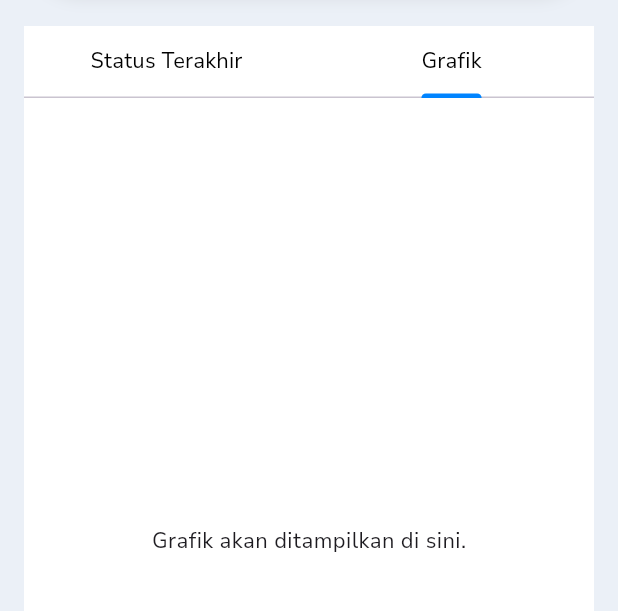
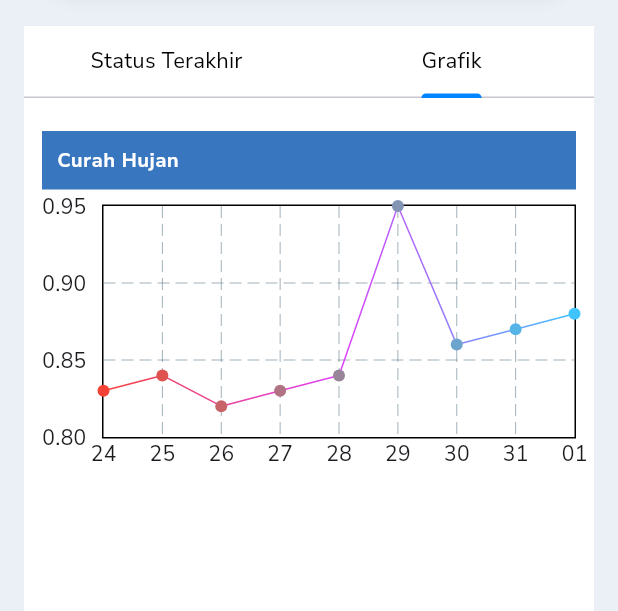
Before and after one commit to vierohanz/FE_floodmonitor, a Flutter app: the screen it shows after launch, tab 2 chosen, on a phone screen of 412 x 824 dp, the part 145-756 px from its top. Run offline on Flutter 3.47's test engine with Material 3 defaults, Android fonts, the phone set to English and light mode, and no system bars; drawn by our look-alikes of fl_chart; our stand-ins replace font_awesome_flutter, get; missing offline and left inert: bottom_bar.

Commit message:
grafik added

```diff
--- a/lib/view/TabExample.dart
+++ b/lib/view/TabExample.dart
@@ -1,3 +1,4 @@
+import 'package:fl_chart/fl_chart.dart';
 import 'package:flood_monitor/utils/color.dart';
 import 'package:flutter/material.dart';
 
@@ -193,8 +194,126 @@ class StatusTerakhirTab extends StatelessWidget {
 class GrafikTab extends StatelessWidget {
   @override
   Widget build(BuildContext context) {
-    return Center(
-      child: Text('Grafik akan ditampilkan di sini.'),
+    return Container(
+      padding: EdgeInsets.all(12),
+      child: Column(
+        children: [
+          SizedBox(
+            height: 10,
+          ),
+          Container(
+            width: double.infinity,
+            padding: EdgeInsets.all(10),
+            decoration: BoxDecoration(
+              color: kprimarySecond,
+            ),
+            child: Text(
+              'Curah Hujan',
+              style: TextStyle(
+                fontSize: 13,
+                fontWeight: FontWeight.bold,
+                color: Colors.white,
+              ),
+            ),
+          ),
+          SizedBox(
+            height: 10,
+          ),
+          AspectRatio(
+            aspectRatio: 2,
+            child: LineChart(
+              LineChartData(
+                lineBarsData: [
+                  LineChartBarData(
+                    spots: [
+                      FlSpot(0, .83), // Titik pertama
+                      FlSpot(1, .84), // Titik kedua
+                      FlSpot(2, .82), // Titik ketiga
+                      FlSpot(3, .83), // Titik keempat
+                      FlSpot(4, .84), // Titik kelima
+                      FlSpot(5, .95), // Titik keenam
+                      FlSpot(6, .86), // Titik ketujuh
+                      FlSpot(7, .87), // Titik kedelapan
+                      FlSpot(8, .88), // Titik kesembilan
+                    ],
+                    color: Colors.red,
+                    gradient: LinearGradient(colors: [
+                      Colors.red,
+                      Colors.purpleAccent,
+                      Colors.lightBlueAccent
+                    ]),
+                    isCurved: false, // Garis lurus
+                    barWidth: 1, // Lebar garis
+                    // dotData: FlDotData(show: true), // Tampilkan titik
+                  ),
+                ],
+                titlesData: FlTitlesData(
+                    bottomTitles: AxisTitles(
+                      sideTitles: SideTitles(
+                        showTitles: true,
+                        reservedSize: 22,
+                        getTitlesWidget: (value, meta) {
+                          switch (value.toInt()) {
+                            case 0:
+                              return Text('24');
+                            case 1:
+                              return Text('25');
+                            case 2:
+                              return Text('26');
+                            case 3:
+                              return Text('27');
+                            case 4:
+                              return Text('28');
+                            case 5:
+                              return Text('29');
+                            case 6:
+                              return Text('30');
+                            case 7:
+                              return Text('31');
+                            case 8:
+                              return Text('01');
+                          }
+                          return Text('');
+                        },
+                      ),
+                    ),
+                    leftTitles: AxisTitles(
+                      sideTitles: SideTitles(
+                        showTitles: true,
+                        reservedSize: 40,
+                        getTitlesWidget: (value, meta) {
+                          return Text(value.toStringAsFixed(2));
+                        },
+                      ),
+                    ),
+                    rightTitles: AxisTitles(
+                      sideTitles: SideTitles(
+                        // showTitles:
+                        //     false, // Menyembunyikan label di sebelah kanan (Y-axis)
+                        reservedSize: 10,
+                      ),
+                    ),
+                    topTitles: AxisTitles(
+                      sideTitles: SideTitles(
+                        // showTitles:
+                        //     false, // Menyembunyikan label di sebelah kanan (Y-axis)
+                        reservedSize: 10,
+                      ),
+                    )),
+                gridData: FlGridData(show: true),
+                borderData: FlBorderData(
+                  show: true,
+                  border: Border.all(color: Colors.black, width: 1),
+                ),
+                minX: 0,
+                maxX: 8,
+                minY: 0.80,
+                maxY: 0.95,
+              ),
+            ),
+          ),
+        ],
+      ),
     );
   }
 }
--- a/pubspec.yaml
+++ b/pubspec.yaml
@@ -12,6 +12,7 @@ dependencies:
   get: 4.6.6
   bottom_bar: ^2.0.3
   font_awesome_flutter: ^10.7.0
+  fl_chart: ^0.69.0
 
 dev_dependencies:
   flutter_test:
```
Also changed, not shown: pubspec.lock.
